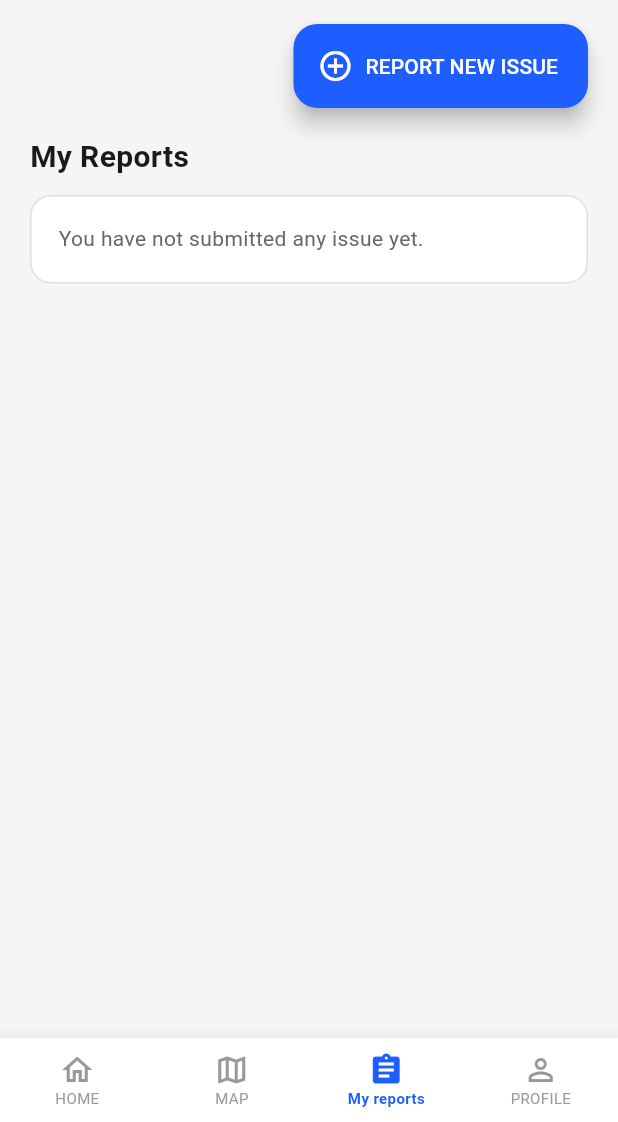
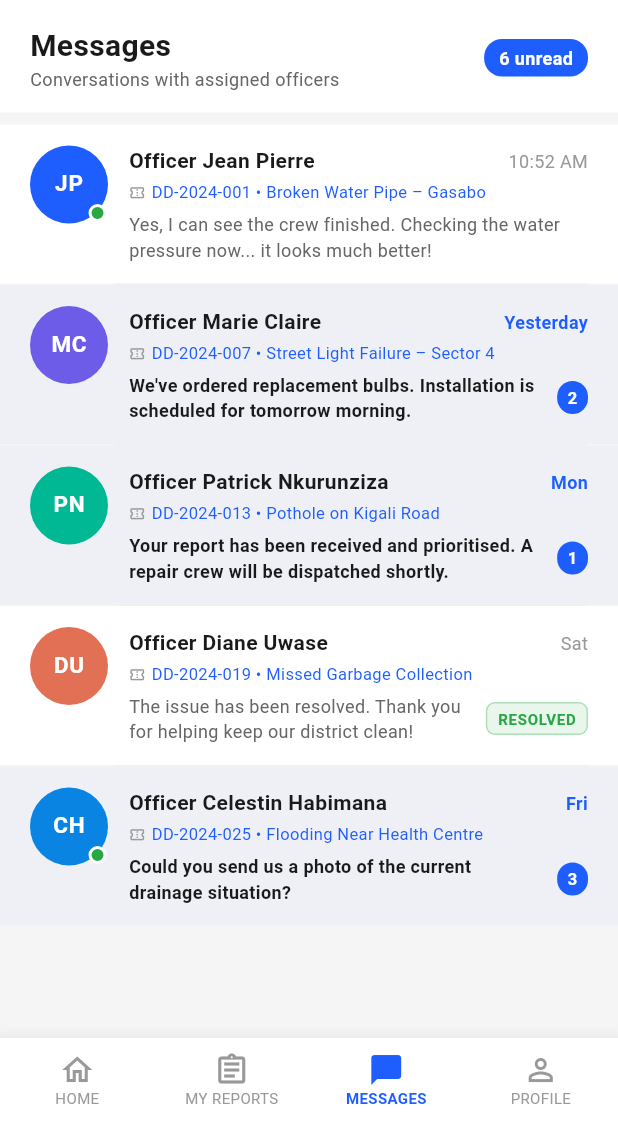
Before and after one commit to KABASINGAarsene/civic-fix, a Flutter app: the CitizenHomeScreen screen opened directly, item 3 of the bottom bar chosen, on a phone screen of 412 x 824 dp, the part 114-1236 px from its top. Run offline on Flutter 3.47's test engine with Material 3 defaults, Android fonts, the phone set to English and light mode, and no system bars; our stand-ins replace fl_chart; missing offline and left inert: file_selector.

Commit message:
replace Map tab with Messages tab in citizen bottom nav

```diff
--- /dev/null
+++ b/lib/screens/citizen/citizen_messages_content.dart
@@ -0,0 +1,354 @@
+import 'package:flutter/material.dart';
+import '../../constants/app_colors.dart';
+import '../../constants/app_text_styles.dart';
+import '../home/officer_chat_screen.dart';
+
+class _Conversation {
+  final String officerName;
+  final String initials;
+  final Color avatarColor;
+  final String department;
+  final String ticketId;
+  final String issueTitle;
+  final String lastMessage;
+  final String time;
+  final int unreadCount;
+  final bool isResolved;
+  final bool isOnline;
+
+  const _Conversation({
+    required this.officerName,
+    required this.initials,
+    required this.avatarColor,
+    required this.department,
+    required this.ticketId,
+    required this.issueTitle,
+    required this.lastMessage,
+    required this.time,
+    this.unreadCount = 0,
+    this.isResolved = false,
+    this.isOnline = false,
+  });
+}
+
+const _mockConversations = [
+  _Conversation(
+    officerName: 'Officer Jean Pierre',
+    initials: 'JP',
+    avatarColor: AppColors.primaryBlue,
+    department: 'Infrastructure Dept.',
+    ticketId: 'DD-2024-001',
+    issueTitle: 'Broken Water Pipe – Gasabo',
+    lastMessage: 'Yes, I can see the crew finished. Checking the water pressure now... it looks much better!',
+    time: '10:52 AM',
+    unreadCount: 0,
+    isOnline: true,
+  ),
+  _Conversation(
+    officerName: 'Officer Marie Claire',
+    initials: 'MC',
+    avatarColor: Color(0xFF6C5CE7),
+    department: 'Utilities Dept.',
+    ticketId: 'DD-2024-007',
+    issueTitle: 'Street Light Failure – Sector 4',
+    lastMessage: "We've ordered replacement bulbs. Installation is scheduled for tomorrow morning.",
+    time: 'Yesterday',
+    unreadCount: 2,
+    isOnline: false,
+  ),
+  _Conversation(
+    officerName: 'Officer Patrick Nkurunziza',
+    initials: 'PN',
+    avatarColor: Color(0xFF00B894),
+    department: 'Roads & Transport',
+    ticketId: 'DD-2024-013',
+    issueTitle: 'Pothole on Kigali Road',
+    lastMessage: 'Your report has been received and prioritised. A repair crew will be dispatched shortly.',
+    time: 'Mon',
+    unreadCount: 1,
+    isOnline: false,
+  ),
+  _Conversation(
+    officerName: 'Officer Diane Uwase',
+    initials: 'DU',
+    avatarColor: Color(0xFFE17055),
+    department: 'Sanitation Dept.',
+    ticketId: 'DD-2024-019',
+    issueTitle: 'Missed Garbage Collection',
+    lastMessage: 'The issue has been resolved. Thank you for helping keep our district clean!',
+    time: 'Sat',
+    unreadCount: 0,
+    isResolved: true,
+    isOnline: false,
+  ),
+  _Conversation(
+    officerName: 'Officer Celestin Habimana',
+    initials: 'CH',
+    avatarColor: Color(0xFF0984E3),
+    department: 'Health & Safety',
+    ticketId: 'DD-2024-025',
+    issueTitle: 'Flooding Near Health Centre',
+    lastMessage: 'Could you send us a photo of the current drainage situation?',
+    time: 'Fri',
+    unreadCount: 3,
+    isOnline: true,
+  ),
+];
+
+class CitizenMessagesContent extends StatelessWidget {
+  const CitizenMessagesContent({super.key});
+
+  @override
+  Widget build(BuildContext context) {
+    final totalUnread =
+        _mockConversations.fold(0, (sum, c) => sum + c.unreadCount);
+
+    return Column(
+      children: [
+        _buildHeader(totalUnread),
+        Expanded(
+          child: ListView.separated(
+            padding: const EdgeInsets.only(top: 8, bottom: 24),
+            itemCount: _mockConversations.length,
+            separatorBuilder: (_, __) => const Divider(
+              height: 1,
+              indent: 76,
+              endIndent: 20,
+              color: Color(0xFFF0F0F0),
+            ),
+            itemBuilder: (context, i) =>
+                _buildConversationTile(context, _mockConversations[i]),
+          ),
+        ),
+      ],
+    );
+  }
+
+  Widget _buildHeader(int totalUnread) {
+    return Container(
+      color: AppColors.backgroundWhite,
+      padding: const EdgeInsets.fromLTRB(20, 16, 20, 14),
+      child: Row(
+        children: [
+          Expanded(
+            child: Column(
+              crossAxisAlignment: CrossAxisAlignment.start,
+              children: [
+                Text('Messages', style: AppTextStyles.h3),
+                Text(
+                  'Conversations with assigned officers',
+                  style: AppTextStyles.caption.copyWith(
+                    color: AppColors.textSecondary,
+                  ),
+                ),
+              ],
+            ),
+          ),
+          if (totalUnread > 0)
+            Container(
+              padding:
+                  const EdgeInsets.symmetric(horizontal: 10, vertical: 4),
+              decoration: BoxDecoration(
+                color: AppColors.primaryBlue,
+                borderRadius: BorderRadius.circular(12),
+              ),
+              child: Text(
+                '$totalUnread unread',
+                style: const TextStyle(
+                  color: Colors.white,
+                  fontSize: 12,
+                  fontWeight: FontWeight.w700,
+                ),
+              ),
+            ),
+        ],
+      ),
+    );
+  }
+
+  Widget _buildConversationTile(BuildContext context, _Conversation conv) {
+    final hasUnread = conv.unreadCount > 0;
+
+    return InkWell(
+      onTap: () {
+        Navigator.push(
+          context,
+          MaterialPageRoute(
+            builder: (_) => OfficerChatScreen(
+              officerName: conv.officerName,
+              department: conv.department,
+              ticketId: conv.ticketId,
+              issueTitle: conv.issueTitle,
+            ),
+          ),
+        );
+      },
+      child: Container(
+        color: hasUnread
+            ? AppColors.primaryBlue.withOpacity(0.03)
+            : AppColors.backgroundWhite,
+        padding: const EdgeInsets.symmetric(horizontal: 20, vertical: 14),
+        child: Row(
+          crossAxisAlignment: CrossAxisAlignment.start,
+          children: [
+            _buildAvatar(conv),
+            const SizedBox(width: 14),
+            Expanded(
+              child: Column(
+                crossAxisAlignment: CrossAxisAlignment.start,
+                children: [
+                  Row(
+                    children: [
+                      Expanded(
+                        child: Text(
+                          conv.officerName,
+                          style: AppTextStyles.bodyMedium.copyWith(
+                            fontWeight: hasUnread
+                                ? FontWeight.w700
+                                : FontWeight.w600,
+                            color: AppColors.textPrimary,
+                          ),
+                          overflow: TextOverflow.ellipsis,
+                        ),
+                      ),
+                      const SizedBox(width: 8),
+                      Text(
+                        conv.time,
+                        style: AppTextStyles.caption.copyWith(
+                          color: hasUnread
+                              ? AppColors.primaryBlue
+                              : AppColors.textTertiary,
+                          fontWeight: hasUnread
+                              ? FontWeight.w700
+                              : FontWeight.normal,
+                        ),
+                      ),
+                    ],
+                  ),
+                  const SizedBox(height: 3),
+                  Row(
+                    children: [
+                      const Icon(
+                        Icons.confirmation_number_outlined,
+                        size: 11,
+                        color: AppColors.textTertiary,
+                      ),
+                      const SizedBox(width: 4),
+                      Text(
+                        '${conv.ticketId} • ${conv.issueTitle}',
+                        style: AppTextStyles.caption.copyWith(
+                          color: AppColors.primaryBlue,
+                          fontSize: 11,
+                        ),
+                        overflow: TextOverflow.ellipsis,
+                      ),
+                    ],
+                  ),
+                  const SizedBox(height: 5),
+                  Row(
+                    children: [
+                      Expanded(
+                        child: Text(
+                          conv.lastMessage,
+                          style: AppTextStyles.caption.copyWith(
+                            color: hasUnread
+                                ? AppColors.textPrimary
+                                : AppColors.textSecondary,
+                            fontWeight: hasUnread
+                                ? FontWeight.w600
+                                : FontWeight.normal,
+                            height: 1.4,
+                          ),
+                          maxLines: 2,
+                          overflow: TextOverflow.ellipsis,
+                        ),
+                      ),
+                      const SizedBox(width: 8),
+                      if (conv.isResolved)
+                        _statusChip('RESOLVED', AppColors.success)
+                      else if (conv.unreadCount > 0)
+                        _unreadBadge(conv.unreadCount),
+                    ],
+                  ),
+                ],
+              ),
+            ),
+          ],
+        ),
+      ),
+    );
+  }
+
+  Widget _buildAvatar(_Conversation conv) {
+    return Stack(
+      clipBehavior: Clip.none,
+      children: [
+        CircleAvatar(
+          radius: 26,
+          backgroundColor: conv.avatarColor,
+          child: Text(
+            conv.initials,
+            style: const TextStyle(
+              color: Colors.white,
+              fontSize: 15,
+              fontWeight: FontWeight.w700,
+              letterSpacing: 0.5,
+            ),
+          ),
+        ),
+        if (conv.isOnline)
+          Positioned(
+            bottom: 1,
+            right: 1,
+            child: Container(
+              width: 12,
+              height: 12,
+              decoration: BoxDecoration(
+                color: AppColors.success,
+                shape: BoxShape.circle,
+                border: Border.all(color: Colors.white, width: 2),
+              ),
+            ),
+          ),
+      ],
+    );
+  }
+
+  Widget _unreadBadge(int count) {
+    return Container(
+      padding: const EdgeInsets.symmetric(horizontal: 7, vertical: 3),
+      decoration: BoxDecoration(
+        color: AppColors.primaryBlue,
+        borderRadius: BorderRadius.circular(12),
+      ),
+      child: Text(
+        count.toString(),
+        style: const TextStyle(
+          color: Colors.white,
+          fontSize: 11,
+          fontWeight: FontWeight.w700,
+        ),
+      ),
+    );
+  }
+
+  Widget _statusChip(String label, Color color) {
+    return Container(
+      padding: const EdgeInsets.symmetric(horizontal: 7, vertical: 3),
+      decoration: BoxDecoration(
+        color: color.withOpacity(0.1),
+        borderRadius: BorderRadius.circular(6),
+        border: Border.all(color: color.withOpacity(0.3)),
+      ),
+      child: Text(
+        label,
+        style: TextStyle(
+          color: color,
+          fontSize: 10,
+          fontWeight: FontWeight.w700,
+          letterSpacing: 0.5,
+        ),
+      ),
+    );
+  }
+}
--- a/lib/screens/home/citizen_home_screen.dart
+++ b/lib/screens/home/citizen_home_screen.dart
@@ -7,6 +7,7 @@ import '../../state/citizen_home_provider.dart';
 import './citizen_reports_details.dart';
 import '../report_issue_screen.dart';
 import '../citizen/citizen_map_content.dart';
+import '../citizen/citizen_messages_content.dart';
 import '../citizen/citizen_profile_content.dart';
 import '../shared/notifications_screen.dart';
 
@@ -202,19 +203,6 @@ class _CitizenHomeScreenState extends State<CitizenHomeScreen> {
       mainAxisAlignment: MainAxisAlignment.spaceBetween,
       children: [
         Text('District Feed', style: AppTextStyles.h3),
-        TextButton.icon(
-          onPressed: () =>
-              context.read<CitizenHomeProvider>().setNavIndex(1),
-          icon: const Icon(
-            Icons.map_outlined,
-            size: 16,
-            color: AppColors.primaryBlue,
-          ),
-          label: Text(
-            'View Map',
-            style: AppTextStyles.link.copyWith(decoration: TextDecoration.none),
-          ),
-        ),
       ],
     );
   }
@@ -223,10 +211,10 @@ class _CitizenHomeScreenState extends State<CitizenHomeScreen> {
     switch (provider.selectedNavIndex) {
       case 0:
         return _buildHomeTabContent(provider);
+      case 1:
+        return _buildMyReportsTabContent(provider);
       case 2:
-        return _buildMyReportsTabContent(provider);
-      case 1:
-        return const CitizenMapContent();
+        return const CitizenMessagesContent();
       case 3:
         return const CitizenProfileContent();
       default:
@@ -644,14 +632,14 @@ class _CitizenHomeScreenState extends State<CitizenHomeScreen> {
           label: 'HOME',
         ),
         BottomNavigationBarItem(
-          icon: Icon(Icons.map_outlined),
-          activeIcon: Icon(Icons.map),
-          label: 'MAP',
+          icon: Icon(Icons.assignment_outlined),
+          activeIcon: Icon(Icons.assignment),
+          label: 'MY REPORTS',
         ),
         BottomNavigationBarItem(
-          icon: Icon(Icons.assignment_outlined),
-          activeIcon: Icon(Icons.assignment),
-          label: 'My reports',
+          icon: Icon(Icons.chat_bubble_outline),
+          activeIcon: Icon(Icons.chat_bubble),
+          label: 'MESSAGES',
         ),
         BottomNavigationBarItem(
           icon: Icon(Icons.person_outline),
```
Also changed, not shown: pubspec.lock.
